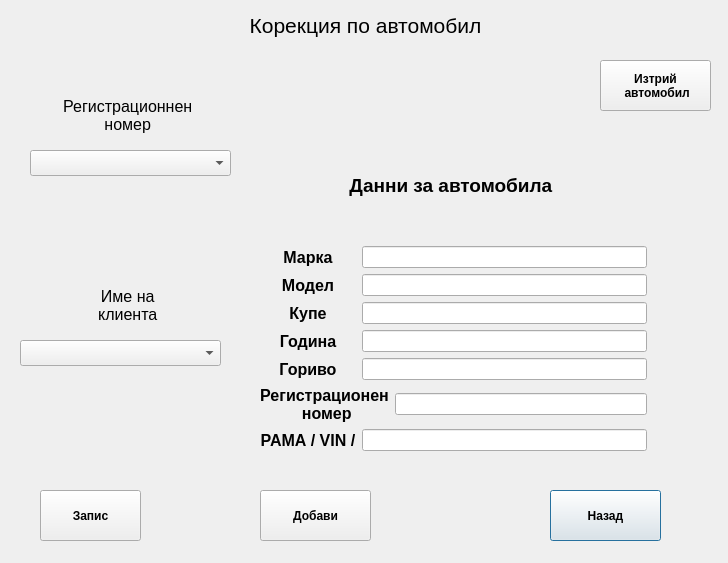
Old version of the form removechangeauto.ui in the repository JohnnyBrawo/CarServ.
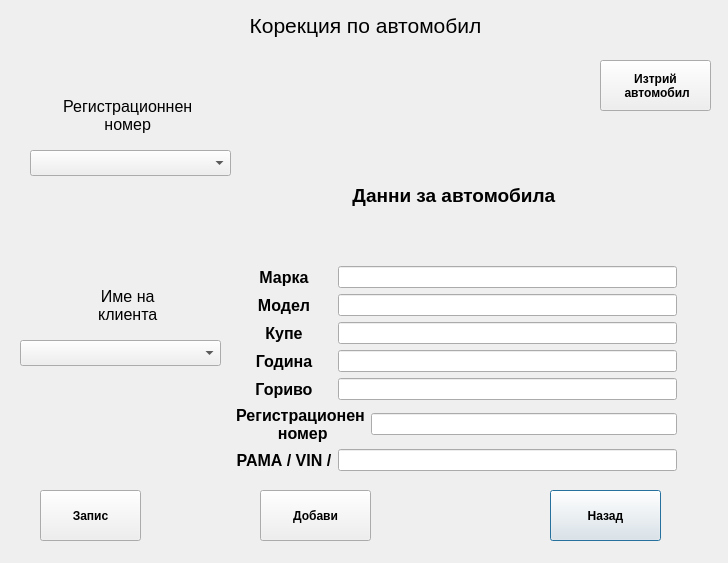
New version of the form.

What changed in the file:
```diff
--- a/removechangeauto.ui
+++ b/removechangeauto.ui
@@ -144,10 +144,10 @@
   <widget class="QWidget" name="layoutWidget">
    <property name="geometry">
     <rect>
-     <x>260</x>
+     <x>236</x>
      <y>130</y>
-     <width>387</width>
-     <height>321</height>
+     <width>441</width>
+     <height>341</height>
     </rect>
    </property>
    <layout class="QGridLayout" name="gridLayout">
```
